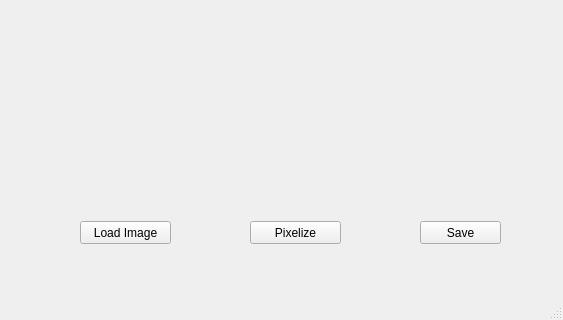
This is mainwindow.ui in taramija/PixelArt as Qt 5 draws it before an edit; both pictures show x 0 to 563 and y 176 to 496 of the 563 by 496 pixel window. The edited form follows.
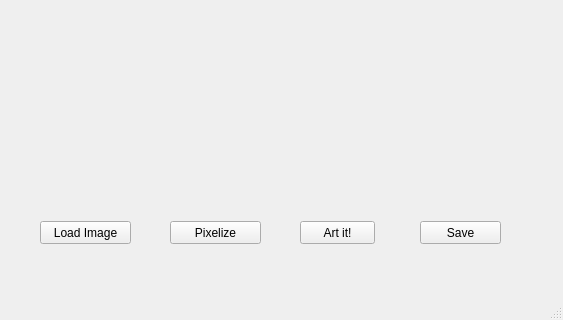
This is the edited form.

Commit message: create pixelcube class

```diff
--- a/mainwindow.ui
+++ b/mainwindow.ui
@@ -17,7 +17,7 @@
    <widget class="QPushButton" name="btnPixelize">
     <property name="geometry">
      <rect>
-      <x>250</x>
+      <x>170</x>
       <y>380</y>
       <width>91</width>
       <height>23</height>
@@ -30,7 +30,7 @@
    <widget class="QPushButton" name="btnLoad">
     <property name="geometry">
      <rect>
-      <x>80</x>
+      <x>40</x>
       <y>380</y>
       <width>91</width>
       <height>23</height>
@@ -53,6 +53,19 @@
      <string>Save</string>
     </property>
    </widget>
+   <widget class="QPushButton" name="btnArt">
+    <property name="geometry">
+     <rect>
+      <x>300</x>
+      <y>380</y>
+      <width>75</width>
+      <height>23</height>
+     </rect>
+    </property>
+    <property name="text">
+     <string>Art it!</string>
+    </property>
+   </widget>
   </widget>
   <widget class="QMenuBar" name="menuBar">
    <property name="geometry">
```
The commit also changes 7 other files.
